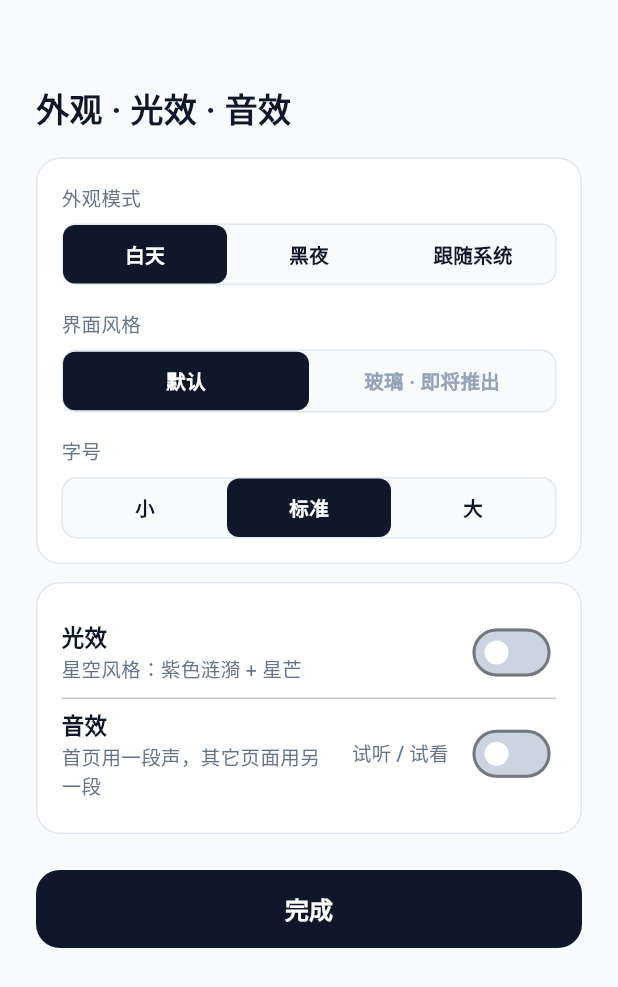
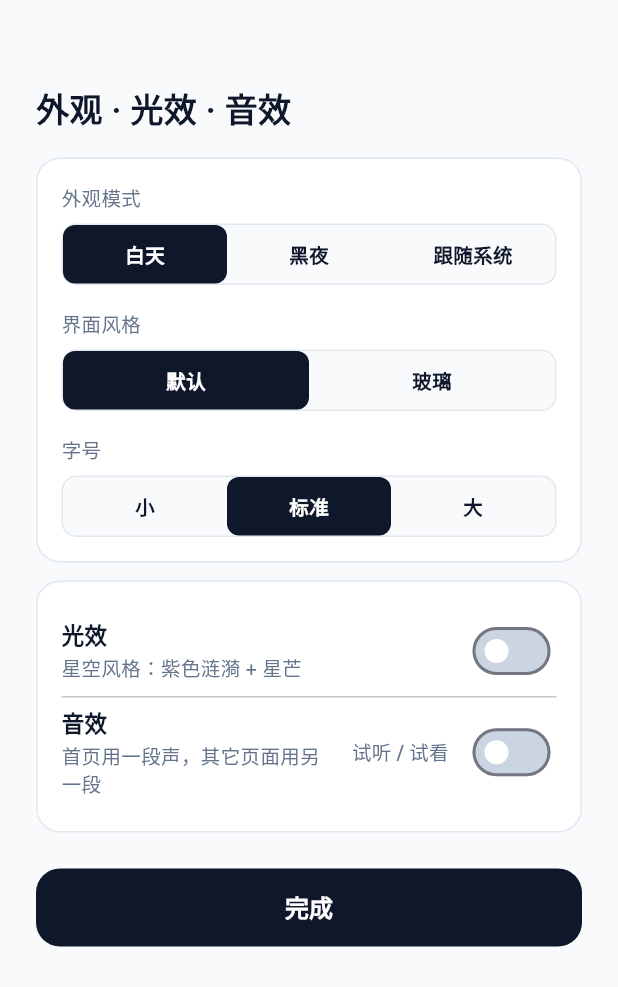
Before and after one commit to snail468/MyAccountBook, a Flutter app: the SettingsPage screen opened directly, on a phone screen of 412 x 824 dp. Shown: the top 987 px of the screen. Run offline on Flutter 3.47's test engine with Material 3 defaults, Android fonts, the phone set to English and light mode, and no system bars; our stand-ins replace cookie_jar, dio, dio_cookie_manager, shared_preferences, sqflite; accounts and stored records are empty.

Commit message:
feat(flutter): 启用并升级液态玻璃主题(对齐网页端 globals.css .liquid)
- design_tokens: 新增暗色玻璃令牌 darkGlassPageBg/darkGlassCardFill/darkGlassCardBorder(对齐 .liquid.dark)
- AppCard: 玻璃支持亮/暗双套 + 真实 BackdropFilter 24px 磨砂(对齐 backdrop-filter: blur(24px)) + 柔和投影
- AppFloatingButton: 玻璃态支持暗色
- appearance_sheet/settings_page: 移除玻璃选项禁用(此前按裁决置灰)，现与默认一样可选
- AppTheme.scaffoldBackground: 玻璃态返回透明，透出全局渐变桌布
- main: builder 注入 _GlassFrame，绘制与网页端一致的四角径向渐变(亮/暗两套)

```diff
--- a/mobile/lib/theme/app_theme.dart
+++ b/mobile/lib/theme/app_theme.dart
@@ -69,13 +69,13 @@ class AppTheme {
 
   /// 脚手架背景色。
   ///
-  /// 当 [ThemeState.style] 为玻璃且当前非深色时返回磨砂背景 [AppColors.glassPageBg]，
-  /// 否则返回当前主题对应的 pageBg。
+  /// 当 [ThemeState.style] 为玻璃时返回 [Colors.transparent]，透出 `main.dart`
+  /// 全局绘制的多径向渐变桌布（对齐 globals.css `.liquid body`）；其余返回当前主题
+  /// 对应的 pageBg（不透明，覆盖渐变层）。
   static Color scaffoldBackground(BuildContext context) {
     final theme = Theme.of(context);
-    final isDark = theme.brightness == Brightness.dark;
     final style = context.watch<ThemeState>().style;
-    if (style == AppStyle.glass && !isDark) return AppColors.glassPageBg;
+    if (style == AppStyle.glass) return Colors.transparent;
     return theme.scaffoldBackgroundColor;
   }
 }
--- a/mobile/lib/theme/design_tokens.dart
+++ b/mobile/lib/theme/design_tokens.dart
@@ -52,8 +52,13 @@ class AppColors {
   static const Color darkSemanticGreen = Color(0xFF049E69);
   static const Color darkSemanticBlue = Color(0xFF2557EB);
 
-  // ---------------- Glass（仅浅色生效） ----------------
-  static const Color glassPageBg = Color(0xFFFBF5FF); // (0.984, 0.961, 1)
-  static const Color glassCardFill = Color(0x80FFFFFF); // 白 0.5
+  // ---------------- Glass（液态玻璃，亮/暗两套，1:1 对齐 globals.css .liquid） ----------------
+  // 浅色玻璃
+  static const Color glassPageBg = Color(0xFFFBF5FF); // (0.984, 0.961, 1) 兜底纯色
+  static const Color glassCardFill = Color(0x80FFFFFF); // 白 0.5（backdrop-blur 磨砂）
   static const Color glassCardBorder = Color(0xB3FFFFFF); // 白 0.7
+  // 暗色玻璃：对齐 .liquid.dark .dark\:bg-ink-800 -> rgba(30,30,48,0.5) + 白 0.14 描边
+  static const Color darkGlassPageBg = Color(0xFF0B0518); // 兜底纯色（深紫黑）
+  static const Color darkGlassCardFill = Color(0x801E2130); // rgba(30,30,48,0.5)
+  static const Color darkGlassCardBorder = Color(0x24FFFFFF); // rgba(255,255,255,0.14)
 }
--- a/mobile/lib/ui/settings_page.dart
+++ b/mobile/lib/ui/settings_page.dart
@@ -53,17 +53,13 @@ class SettingsPage extends StatelessWidget {
                     Text('界面风格',
                         style: TextStyle(color: ink500, fontSize: 13)),
                     const SizedBox(height: 8),
-                    // 界面风格：显示双选项 [默认(可选) | 玻璃(置灰禁用+即将推出)]，玻璃不可选（Q3/A5/A9）。
-                    // 持久化的 glass 纠偏为 classic 显示。
+                    // 界面风格：默认 / 玻璃 双选项，均可选（对齐 globals.css .liquid 液态玻璃）。
                     _Segmented<AppStyle>(
                       options: const [
                         (label: '默认', value: AppStyle.classic),
                         (label: '玻璃', value: AppStyle.glass),
                       ],
-                      value: themeState.style == AppStyle.glass
-                          ? AppStyle.classic
-                          : themeState.style,
-                      disabled: const {AppStyle.glass},
+                      value: themeState.style,
                       onChanged: (v) => themeState.setStyle(v),
                     ),
                     const SizedBox(height: 16),
--- a/mobile/lib/ui/widgets/app_card.dart
+++ b/mobile/lib/ui/widgets/app_card.dart
@@ -1,3 +1,5 @@
+import 'dart:ui';
+
 import 'package:flutter/material.dart';
 import 'package:provider/provider.dart';
 import '../../state/theme_state.dart';
@@ -6,8 +8,9 @@ import '../../theme/design_tokens.dart';
 /// 统一卡片容器。
 ///
 /// - 圆角 16；classic = surface 填充 + 1px border。
-/// - glass（仅当 [ThemeState.style] 为玻璃且非深色时）= 白 0.5 填充 + 白 0.7 描边（磨砂质感）。
-/// - 无阴影。
+/// - glass（当 [ThemeState.style] 为玻璃时，亮/暗均生效）= 半透明填充 + 1px 描边 +
+///   真实 `BackdropFilter` 磨砂模糊（对齐 globals.css `.liquid` 的
+///   `backdrop-filter: blur(24px) saturate(180%)`）+ 柔和投影。
 ///
 /// [frosted] 控制是否允许玻璃磨砂；超支提示卡等需要固定底色时应传 `false`。
 class AppCard extends StatelessWidget {
@@ -26,15 +29,13 @@ class AppCard extends StatelessWidget {
   Widget build(BuildContext context) {
     final theme = Theme.of(context);
     final isDark = theme.brightness == Brightness.dark;
-    final glass = frosted &&
-        context.watch<ThemeState>().style == AppStyle.glass &&
-        !isDark;
+    final glass = frosted && context.watch<ThemeState>().style == AppStyle.glass;
 
     final borderColor = glass
-        ? AppColors.glassCardBorder
+        ? (isDark ? AppColors.darkGlassCardBorder : AppColors.glassCardBorder)
         : (isDark ? AppColors.darkBorder : AppColors.lightBorder);
     final fillColor = glass
-        ? AppColors.glassCardFill
+        ? (isDark ? AppColors.darkGlassCardFill : AppColors.glassCardFill)
         : (isDark ? AppColors.darkSurface : AppColors.lightSurface);
 
     final container = Container(
@@ -42,15 +43,40 @@ class AppCard extends StatelessWidget {
         color: fillColor,
         borderRadius: BorderRadius.circular(16),
         border: Border.all(color: borderColor, width: 1),
+        // 玻璃态：柔和投影，对齐网页端 `0 8px 24px -12px rgba(31,38,135,0.2)`。
+        boxShadow: glass
+            ? [
+                BoxShadow(
+                  color: isDark
+                      ? Colors.black.withOpacity(0.4)
+                      : const Color(0x331F2687),
+                  blurRadius: 24,
+                  spreadRadius: -12,
+                  offset: const Offset(0, 8),
+                ),
+              ]
+            : null,
       ),
       child: child,
     );
 
-    if (onTap == null) return container;
+    // 玻璃态：用 BackdropFilter 对卡片背后的渐变桌布做 24px 磨砂，叠加半透明填充
+    // = 网页端 frosted glass 观感。ClipRRect 保证模糊区域被裁成圆角 16。
+    final glassed = glass
+        ? ClipRRect(
+            borderRadius: BorderRadius.circular(16),
+            child: BackdropFilter(
+              filter: ImageFilter.blur(sigmaX: 24, sigmaY: 24),
+              child: container,
+            ),
+          )
+        : container;
+
+    if (onTap == null) return glassed;
     return InkWell(
       borderRadius: BorderRadius.circular(16),
       onTap: onTap,
-      child: container,
+      child: glassed,
     );
   }
 }
```
Also changed, not shown: mobile/lib/main.dart (+78 -1 lines), mobile/lib/ui/widgets/app_floating_button.dart (+3 -4 lines), mobile/lib/ui/widgets/appearance_sheet.dart (+5 -6 lines).
